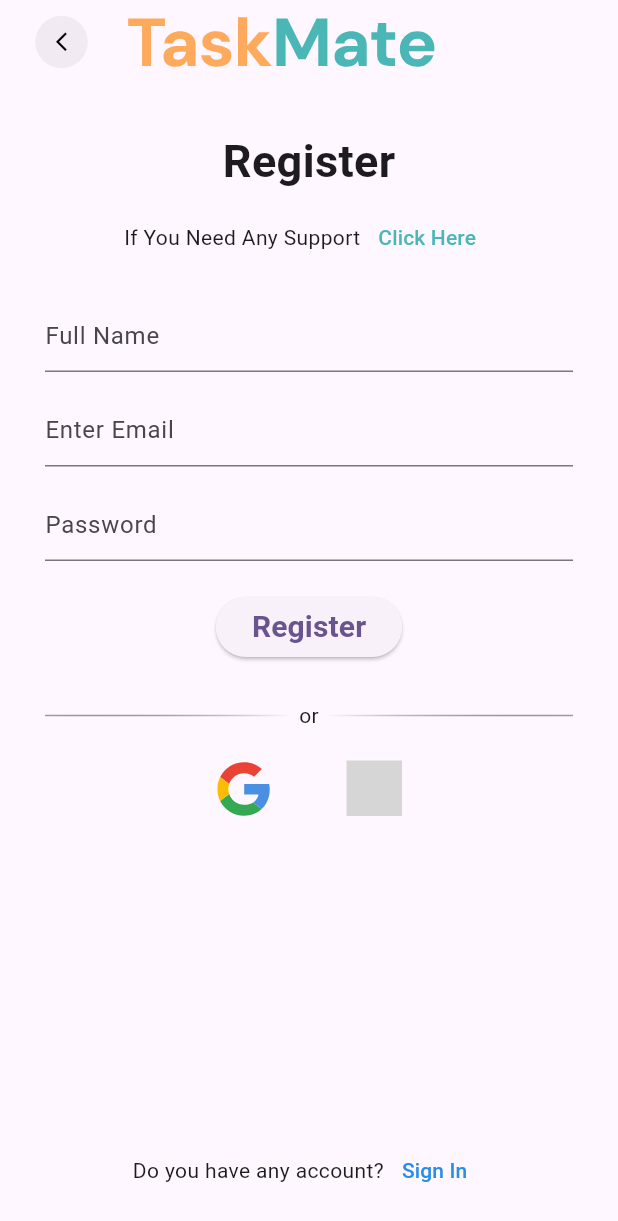
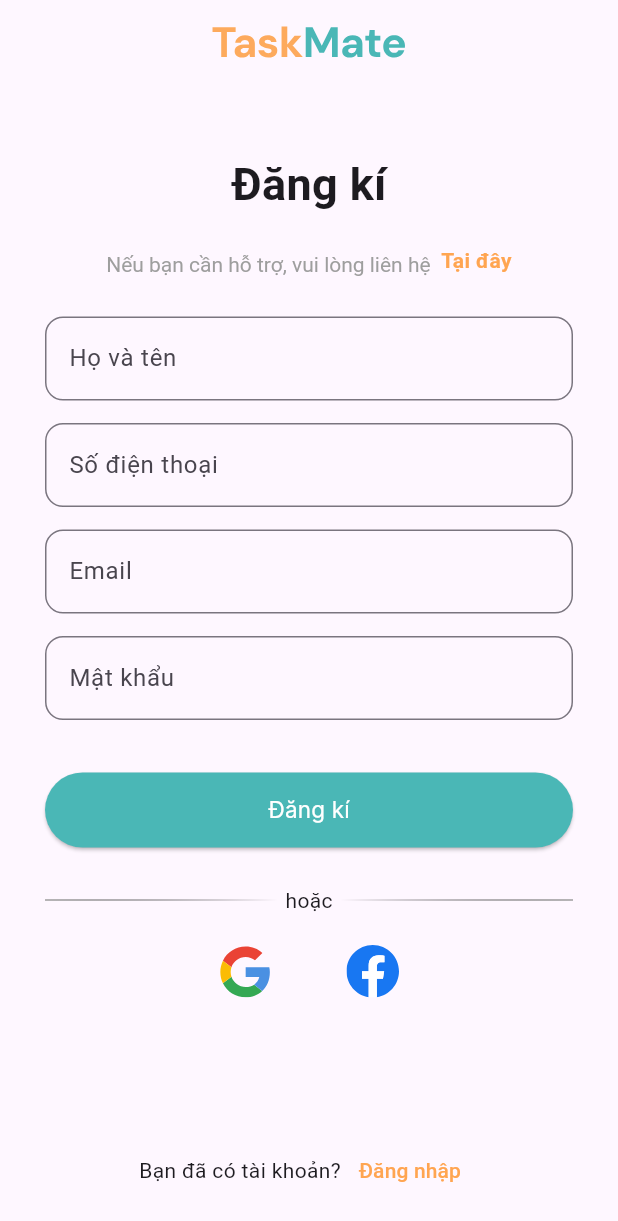
Before and after one commit to KKuyen/SE121_GiupViecApp, a Flutter app: the SignUpPage screen opened directly, on a phone screen of 412 x 824 dp. Shown: the top 1221 px of the screen. Run offline on Flutter 3.47's test engine with Material 3 defaults, Android fonts, the phone set to English and light mode, and no system bars; our stand-ins replace flutter_svg; Roboto replaces fonts that are missing (Inter); project files that could hold a hidden picture were left out; grey boxes are pictures that could not be loaded.

Commit message:
signin + signup: done

```diff
--- a/FrontEnd/lib/common/widgets/appbar/app_bar.dart
+++ b/FrontEnd/lib/common/widgets/appbar/app_bar.dart
@@ -6,12 +6,15 @@
   final Color? color;
   final bool isHideBackButton;
   final bool isHavePadding;
+  final bool isCenter;
+
   const BasicAppbar(
       {this.title,
       this.isHideBackButton = false,
       this.action,
       this.color,
       this.isHavePadding = false,
+      this.isCenter = false,
       super.key});
 
   @override
@@ -23,7 +26,7 @@
       child: AppBar(
         backgroundColor: color ?? Colors.transparent,
         title: title ?? const Text(''),
-        centerTitle: false,
+        centerTitle: isCenter ? true : false,
         automaticallyImplyLeading: !isHideBackButton,
         actions: [action ?? Container()],
         leading: isHideBackButton
--- a/FrontEnd/lib/presentation/auth/signup_page.dart
+++ b/FrontEnd/lib/presentation/auth/signup_page.dart
@@ -1,24 +1,30 @@
 import 'package:flutter/material.dart';
+import 'package:flutter/widgets.dart';
 import 'package:flutter_svg/flutter_svg.dart';
 import 'package:se121_giupviec_app/common/widgets/appbar/app_bar.dart';
+import 'package:se121_giupviec_app/common/widgets/button/sizedbutton.dart';
 import 'package:se121_giupviec_app/core/configs/assets/app_vectors.dart';
 import 'package:se121_giupviec_app/core/configs/theme/app_colors.dart';
 import 'package:se121_giupviec_app/presentation/auth/signin-page.dart';
 import 'package:se121_giupviec_app/presentation/navigation/navigation.dart';
+import 'package:url_launcher/url_launcher.dart';
 
 class SignUpPage extends StatelessWidget {
   SignUpPage({super.key});
   final TextEditingController _fullName = TextEditingController();
   final TextEditingController _email = TextEditingController();
   final TextEditingController _password = TextEditingController();
+  final TextEditingController _phone = TextEditingController();
   @override
   Widget build(BuildContext context) {
     return Scaffold(
         appBar: BasicAppbar(
           title: SvgPicture.asset(
             AppVectors.logo,
-            height: 35,
+            height: 22,
           ),
+          isHideBackButton: true,
+          isCenter: true,
         ),
         bottomNavigationBar: _bottomText(context),
         body: Padding(
@@ -29,33 +35,36 @@
               mainAxisAlignment: MainAxisAlignment.center,
               crossAxisAlignment: CrossAxisAlignment.center,
               children: [
+                const SizedBox(height: 15),
                 _registerText(),
-                const SizedBox(height: 5),
+                const SizedBox(height: 20),
                 _supportText(),
-                const SizedBox(height: 18),
+                const SizedBox(height: 27),
                 _nameField(context),
+                const SizedBox(height: 15),
+                _phoneField(context),
                 const SizedBox(height: 15),
                 _emailField(context),
                 const SizedBox(height: 15),
                 _passField(context),
-                const SizedBox(height: 20),
-                ElevatedButton(
-                    onPressed: () async {
+                const SizedBox(height: 35),
+                SizedBox(
+                  width: double.infinity, // Chiều rộng bằng chiều rộng màn hình
+                  child: GestureDetector(
+                    child: const Sizedbutton(
+                      text: 'Đăng kí',
+                    ),
+                    onTap: () {
                       Navigator.push(
                           context,
                           MaterialPageRoute(
                               builder: (BuildContext context) =>
                                   const Navigation()));
                     },
-                    child: const Text(
-                      'Register',
-                      style: TextStyle(
-                        fontSize: 20,
-                        fontWeight: FontWeight.w600,
-                      ),
-                    )),
+                  ),
+                ),
                 const SizedBox(height: 25),
-                _dividerWithText('or'),
+                _dividerWithText('hoặc'),
                 const SizedBox(height: 20),
                 _iconGroup(context),
               ],
@@ -105,7 +114,7 @@
 
   Widget _registerText() {
     return const Text(
-      'Register',
+      'Đăng kí',
       style: TextStyle(
         fontSize: 30,
         fontWeight: FontWeight.w600,
@@ -114,19 +123,37 @@
   }
 
   Widget _supportText() {
-    return Row(
-      mainAxisAlignment: MainAxisAlignment.center,
-      children: [
-        const Text('If You Need Any Support'),
-        TextButton(
-            onPressed: () {},
-            child: const Text(
-              'Click Here',
+    return Center(
+      child: RichText(
+        textAlign: TextAlign.center,
+        text: TextSpan(
+          children: [
+            const TextSpan(
+              text: 'Nếu bạn cần hỗ trợ, vui lòng liên hệ  ',
               style: TextStyle(
-                color: AppColors.xanh_main,
+                color: Colors.grey,
               ),
-            )),
-      ],
+            ),
+            WidgetSpan(
+              child: GestureDetector(
+                onTap: () async {
+                  const url = 'https://flutter.dev/';
+                  if (await canLaunch(url)) {
+                    await launch(url);
+                  } else {
+                    throw 'Could not launch $url';
+                  }
+                },
+                child: const Text(
+                  'Tại đây',
+                  style: TextStyle(
+                      color: AppColors.cam_main, fontWeight: FontWeight.w600),
+                ),
+              ),
+            ),
+          ],
+        ),
+      ),
     );
   }
 
@@ -136,7 +163,7 @@
       child: Row(
         mainAxisAlignment: MainAxisAlignment.center,
         children: [
-          const Text('Do you have any account?'),
+          const Text('Bạn đã có tài khoản?'),
           TextButton(
               onPressed: () {
                 Navigator.push(
@@ -145,9 +172,9 @@
                         builder: (BuildContext context) => const SignInPage()));
               },
               child: const Text(
-                'Sign In',
+                'Đăng nhập',
                 style: TextStyle(
-                  color: Color(0xff288CE9),
+                  color: AppColors.cam_main,
                 ),
               )),
         ],
@@ -158,27 +185,44 @@
   Widget _nameField(BuildContext context) {
     return TextField(
       controller: _fullName,
-      decoration: const InputDecoration(hintText: 'Full Name').applyDefaults(
-        Theme.of(context).inputDecorationTheme,
-      ),
+      decoration: const InputDecoration(
+          labelText: 'Họ và tên',
+          border: OutlineInputBorder(
+            borderRadius: BorderRadius.all(Radius.circular(12)),
+          )),
+    );
+  }
+
+  Widget _phoneField(BuildContext context) {
+    return TextField(
+      controller: _phone,
+      decoration: const InputDecoration(
+          labelText: 'Số điện thoại',
+          border: OutlineInputBorder(
+            borderRadius: BorderRadius.all(Radius.circular(12)),
+          )),
     );
   }
 
   Widget _emailField(BuildContext context) {
     return TextField(
       controller: _email,
-      decoration: const InputDecoration(hintText: 'Enter Email').applyDefaults(
-        Theme.of(context).inputDecorationTheme,
-      ),
+      decoration: const InputDecoration(
+          labelText: 'Email',
+          border: OutlineInputBorder(
+            borderRadius: BorderRadius.all(Radius.circular(12)),
+          )),
     );
   }
 
   Widget _passField(BuildContext context) {
     return TextField(
       controller: _password,
-      decoration: const InputDecoration(hintText: 'Password').applyDefaults(
-        Theme.of(context).inputDecorationTheme,
-      ),
+      decoration: const InputDecoration(
+          labelText: 'Mật khẩu',
+          border: OutlineInputBorder(
+            borderRadius: BorderRadius.all(Radius.circular(12)),
+          )),
     );
   }
 
@@ -186,11 +230,11 @@
     return Row(
       mainAxisAlignment: MainAxisAlignment.center,
       children: [
-        SvgPicture.asset(AppVectors.google, height: 37),
+        SvgPicture.asset(AppVectors.google, height: 35),
         const SizedBox(
           width: 50,
         ),
-        SvgPicture.asset(AppVectors.facebook, height: 37),
+        SvgPicture.asset(AppVectors.facebook, height: 35),
       ],
     );
   }
--- a/FrontEnd/pubspec.yaml
+++ b/FrontEnd/pubspec.yaml
@@ -16,6 +16,7 @@
   font_awesome_flutter: ^10.1.0
   flutter_bloc:
   carousel_slider:
+  url_launcher:
 
 
 dev_dependencies:
```
Also changed, not shown: FrontEnd/lib/presentation/auth/signin-page.dart (+76 -37 lines), FrontEnd/assets/vectors/facebook.svg, FrontEnd/pubspec.lock, 5 other files.
